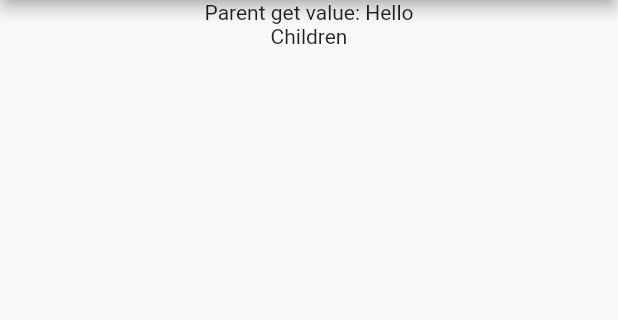
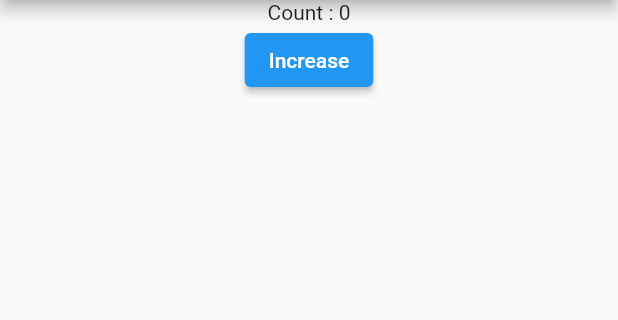
Before and after one commit to phamtanphat/flutter_provider_25042023, a Flutter app: the screen it shows after launch, on a phone screen of 412 x 824 dp, the part 84-404 px from its top. Run offline on Flutter 3.47's test engine with Material 2 defaults, Android fonts, the phone set to English and light mode, and no system bars.

Commit message:
listable provider

```diff
--- /dev/null
+++ b/lib/demo_listenable_provider.dart
@@ -0,0 +1,56 @@
+import 'package:flutter/material.dart';
+import 'package:provider/provider.dart';
+
+class Count extends ChangeNotifier {
+  int value = 0;
+
+  void inCreaseValue() {
+    value += 1;
+    notifyListeners();
+  }
+}
+
+class DemoListenableProvider extends StatefulWidget {
+  const DemoListenableProvider({Key? key}) : super(key: key);
+
+  @override
+  State<DemoListenableProvider> createState() => _DemoListenableProviderState();
+}
+
+class _DemoListenableProviderState extends State<DemoListenableProvider> {
+  @override
+  Widget build(BuildContext context) {
+    print("Parent build");
+    return Scaffold(
+      appBar: AppBar(
+        title: Text("Demo provider"),
+      ),
+      body: Center(
+        child: Container(
+          child: ListenableProvider<Count>(
+            create: (context) => Count(),
+            child: CountWidget(),
+          ),
+        ),
+      ),
+    );
+  }
+}
+
+class CountWidget extends StatelessWidget {
+
+  @override
+  Widget build(BuildContext context) {
+    Count count = Provider.of(context);
+    return Container(
+      child: Column(
+        children: [
+          Text("Count : ${count.value}"),
+          ElevatedButton(onPressed: () {
+              count.inCreaseValue();
+          }, child: Text("Increase"))
+        ],
+      ),
+    );
+  }
+}
--- a/lib/demo_provider.dart
+++ b/lib/demo_provider.dart
@@ -17,8 +17,11 @@ class _DemoProviderState extends State<DemoProvider> {
       ),
       body: Container(
         child: Center(
-          child: Provider<String>(
-            create: (context) => "Hello",
+          child: MultiProvider(
+            providers: [
+              Provider(create: (context) => "Hello"),
+              Provider(create: (context) => 12345)
+            ],
             child: ParentWidget(
                 ChildrenWidget()
             ),
@@ -36,11 +39,11 @@ class ParentWidget extends StatelessWidget {
 
   @override
   Widget build(BuildContext context) {
-    String value = Provider.of(context);
+    String string = Provider.of(context);
     return Container(
       child: Column(
         children: [
-          Text("Parent get value: $value"),
+          Text("Parent get string: $string"),
           child
         ],
       ),
@@ -52,10 +55,11 @@ class ChildrenWidget extends StatelessWidget {
 
   @override
   Widget build(BuildContext context) {
+    int number = Provider.of(context);
     return Container(
       child: Column(
         children: [
-          Text("Children"),
+          Text("Children get number: $number"),
         ],
       ),
     );
--- a/lib/main.dart
+++ b/lib/main.dart
@@ -1,4 +1,5 @@
 import 'package:flutter/material.dart';
+import 'package:flutter_provider_25042023/demo_listenable_provider.dart';
 import 'package:flutter_provider_25042023/demo_provider.dart';
 
 void main() {
@@ -16,7 +17,7 @@ class MyApp extends StatelessWidget {
       theme: ThemeData(
         primarySwatch: Colors.blue,
       ),
-      home: DemoProvider()
+      home: DemoListenableProvider()
     );
   }
 }
```
